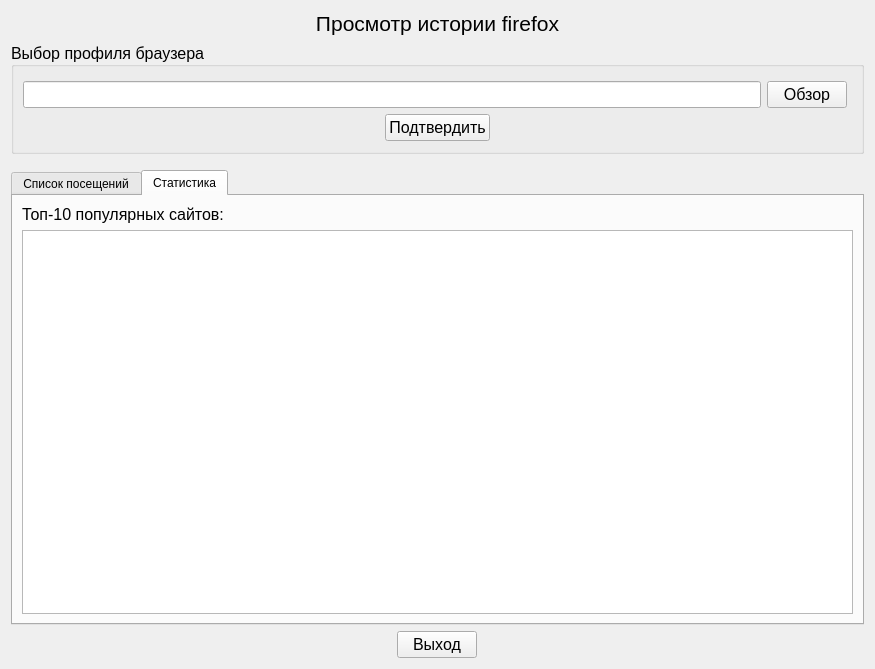
Before: the Qt Designer form forms/form.ui in Warh40k/browser_history_analyzer, drawn with Qt 5.
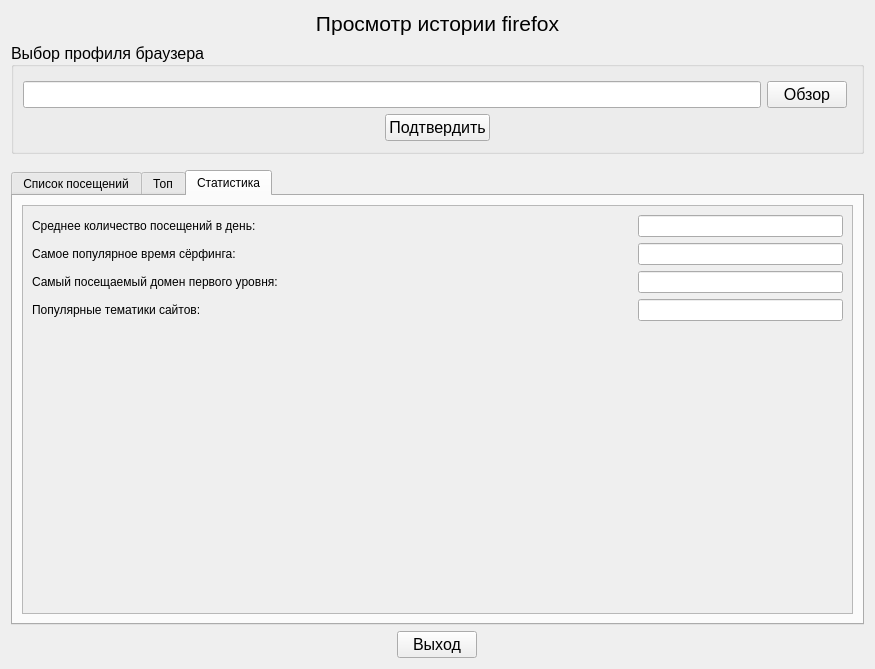
After: the same form once the commit is applied.

Commit message: Add tab with stats

What changed in the file:
```diff
--- a/forms/form.ui
+++ b/forms/form.ui
@@ -192,7 +192,7 @@
       <enum>QTabWidget::Rounded</enum>
      </property>
      <property name="currentIndex">
-      <number>1</number>
+      <number>2</number>
      </property>
      <widget class="QWidget" name="tab">
       <attribute name="title">
@@ -240,7 +240,7 @@
      </widget>
      <widget class="QWidget" name="tab_2">
       <attribute name="title">
-       <string>Статистика</string>
+       <string>Топ</string>
       </attribute>
       <layout class="QGridLayout" name="gridLayout">
        <item row="0" column="0">
@@ -260,6 +260,112 @@
        </item>
       </layout>
      </widget>
+     <widget class="QWidget" name="tab_3">
+      <attribute name="title">
+       <string>Статистика</string>
+      </attribute>
+      <layout class="QFormLayout" name="formLayout_2">
+       <item row="0" column="0" colspan="2">
+        <widget class="QScrollArea" name="scrollArea">
+         <property name="widgetResizable">
+          <bool>true</bool>
+         </property>
+         <widget class="QWidget" name="scrollAreaWidgetContents">
+          <property name="geometry">
+           <rect>
+            <x>0</x>
+            <y>0</y>
+            <width>829</width>
+            <height>405</height>
+           </rect>
+          </property>
+          <layout class="QFormLayout" name="formLayout">
+           <item row="0" column="0">
+            <widget class="QLabel" name="label_3">
+             <property name="minimumSize">
+              <size>
+               <width>600</width>
+               <height>0</height>
+              </size>
+             </property>
+             <property name="text">
+              <string>Среднее количество посещений в день:</string>
+             </property>
+            </widget>
+           </item>
+           <item row="0" column="1">
+            <widget class="QLineEdit" name="lineEdit_2">
+             <property name="readOnly">
+              <bool>true</bool>
+             </property>
+            </widget>
+           </item>
+           <item row="1" column="0">
+            <widget class="QLabel" name="label_4">
+             <property name="minimumSize">
+              <size>
+               <width>600</width>
+               <height>0</height>
+              </size>
+             </property>
+             <property name="text">
+              <string>Самое популярное время сёрфинга:</string>
+             </property>
+            </widget>
+           </item>
+           <item row="1" column="1">
+            <widget class="QLineEdit" name="lineEdit_3">
+             <property name="readOnly">
+              <bool>true</bool>
+             </property>
+            </widget>
+           </item>
+           <item row="2" column="0">
+            <widget class="QLabel" name="label_5">
+             <property name="minimumSize">
+              <size>
+               <width>600</width>
+               <height>0</height>
+              </size>
+             </property>
+             <property name="text">
+              <string>Самый посещаемый домен первого уровня:</string>
+             </property>
+            </widget>
+           </item>
+           <item row="2" column="1">
+            <widget class="QLineEdit" name="lineEdit_4">
+             <property name="readOnly">
+              <bool>true</bool>
+             </property>
+            </widget>
+           </item>
+           <item row="3" column="0">
+            <widget class="QLabel" name="label_6">
+             <property name="minimumSize">
+              <size>
+               <width>600</width>
+               <height>0</height>
+              </size>
+             </property>
+             <property name="text">
+              <string>Популярные тематики сайтов:</string>
+             </property>
+            </widget>
+           </item>
+           <item row="3" column="1">
+            <widget class="QLineEdit" name="lineEdit_5">
+             <property name="readOnly">
+              <bool>true</bool>
+             </property>
+            </widget>
+           </item>
+          </layout>
+         </widget>
+        </widget>
+       </item>
+      </layout>
+     </widget>
     </widget>
    </item>
    <item alignment="Qt::AlignHCenter">
```
The commit also changes 2 other files.
